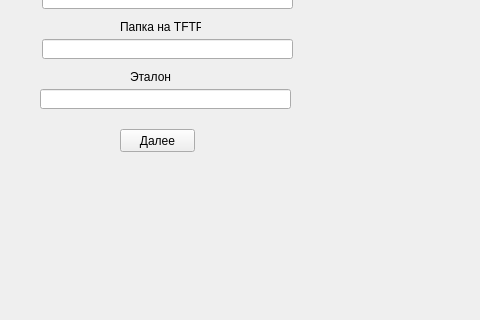
Qt form UI/client.ui (Scykorr/dmitr_test_scripts) before a commit; both pictures show x 0 to 480 and y 111 to 431 of the 1442 by 791 pixel window.
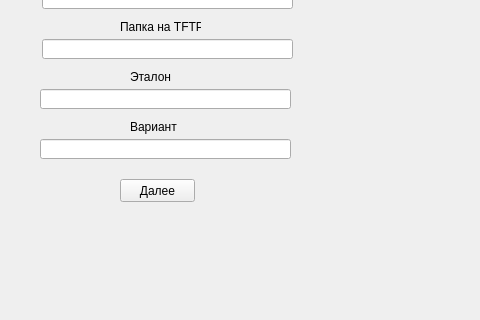
The same form after that commit.

```diff
--- a/UI/client.ui
+++ b/UI/client.ui
@@ -77,7 +77,7 @@
       <property name="geometry">
        <rect>
         <x>100</x>
-        <y>230</y>
+        <y>280</y>
         <width>75</width>
         <height>23</height>
        </rect>
@@ -132,6 +132,29 @@
        <string>Эталон</string>
       </property>
      </widget>
+     <widget class="QLabel" name="label_19">
+      <property name="geometry">
+       <rect>
+        <x>110</x>
+        <y>220</y>
+        <width>81</width>
+        <height>16</height>
+       </rect>
+      </property>
+      <property name="text">
+       <string>Вариант</string>
+      </property>
+     </widget>
+     <widget class="QLineEdit" name="lineEdit_17">
+      <property name="geometry">
+       <rect>
+        <x>20</x>
+        <y>240</y>
+        <width>251</width>
+        <height>20</height>
+       </rect>
+      </property>
+     </widget>
     </widget>
     <widget class="QWidget" name="page">
      <widget class="QPushButton" name="pushButton">
```
